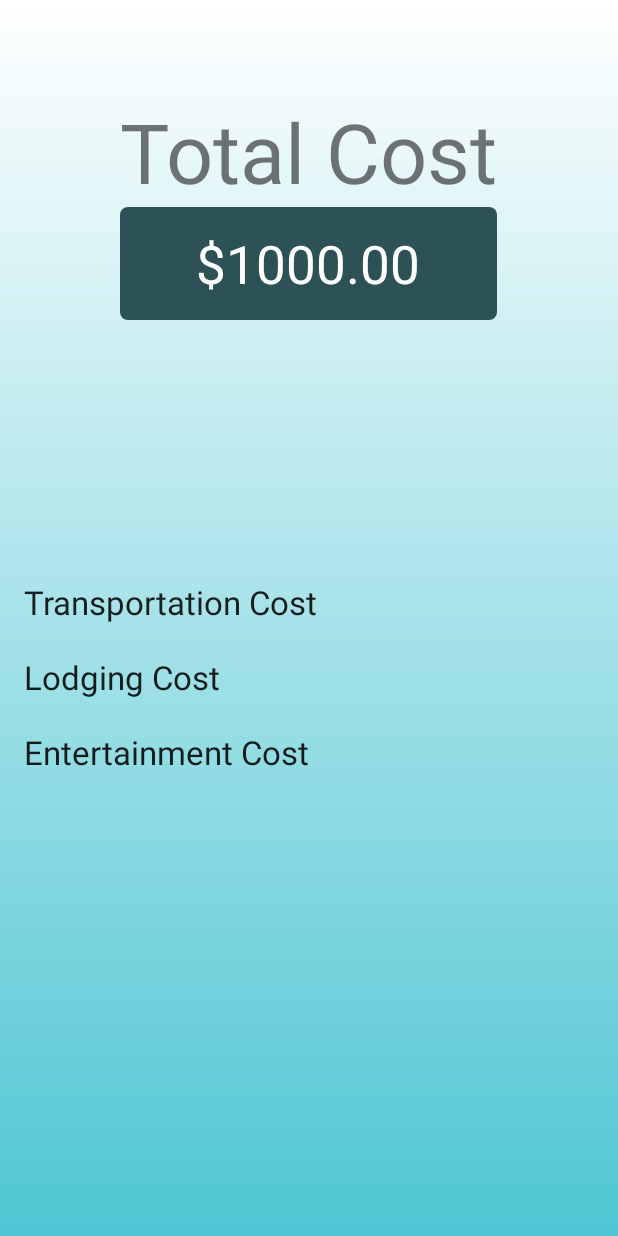
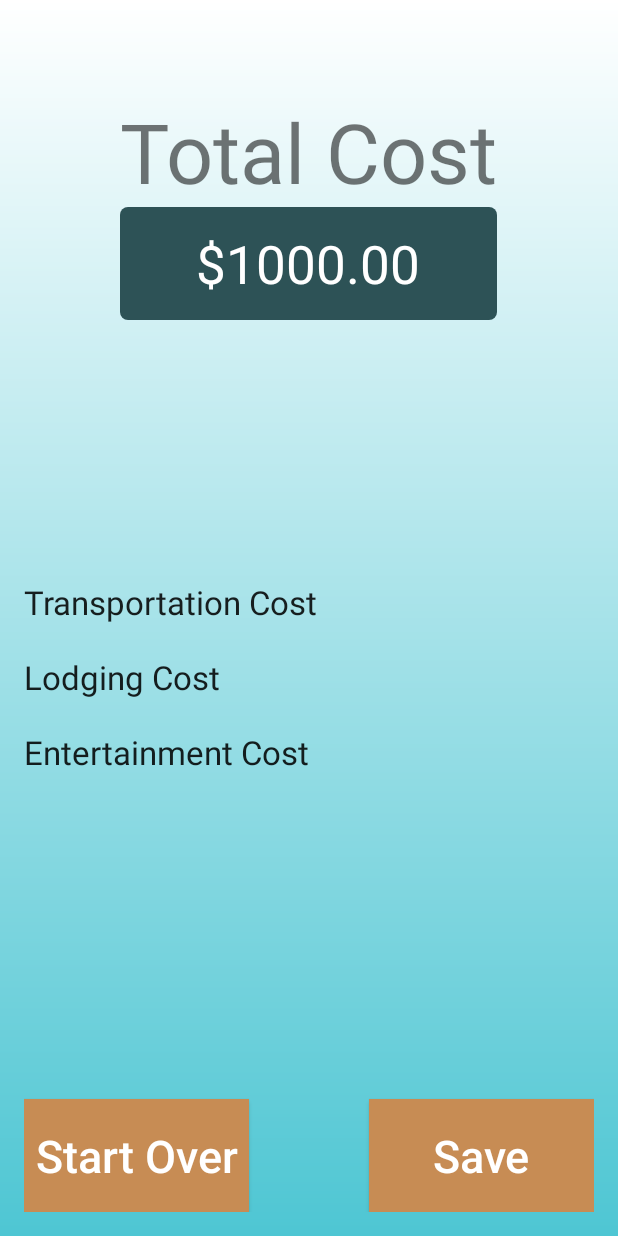
Before and after one commit to samanthagrant/Trestimate, an Android app: the Final screen opened directly, with no data from a screen before it, on a phone screen of 412 x 824 dp. Run offline under Robolectric (Android 15) with nearby library versions, the phone set to English and light mode, and no system bars.

Commit message:
Final tweaks

```diff
--- a/app/src/main/java/com/example/sammie/myapplication/Final.java
+++ b/app/src/main/java/com/example/sammie/myapplication/Final.java
@@ -16,5 +16,8 @@ public class Final extends Activity {
         super.onCreate(savedInstanceState);
         setContentView(R.layout.final_screen);
     }
-
+    public void GoBackToStart(View v){
+        Intent intent = new Intent(this, MainActivity.class);
+        startActivity(intent);
+    }
 }
--- a/app/src/main/res/layout/final_screen.xml
+++ b/app/src/main/res/layout/final_screen.xml
@@ -81,4 +81,31 @@
         android:layout_alignEnd="@+id/Lodging_Header"
         android:height="50dp" />
 
+    <Button
+    android:layout_width="150dp"
+    android:layout_height="75dp"
+    android:text="Save"
+    android:id="@+id/saveButtonHeader"
+    android:background="#c78c54"
+    android:textColor="#ffffff"
+    android:textSize="30dp"
+    android:textAllCaps="false"
+    android:layout_alignParentEnd="false"
+    android:layout_alignParentRight="true"
+    android:layout_alignParentBottom="true"
+    android:onClick=""/>
+
+    <Button
+        android:layout_width="150dp"
+        android:layout_height="75dp"
+        android:text="Start Over"
+        android:id="@+id/startOverButtonHeader"
+        android:background="#c78c54"
+        android:textColor="#ffffff"
+        android:textSize="30dp"
+        android:textAllCaps="false"
+        android:onClick="GoBackToStart"
+        android:layout_alignParentBottom="true"
+        android:layout_alignParentLeft="true"
+        android:layout_alignParentStart="true" />
 </RelativeLayout>
```
